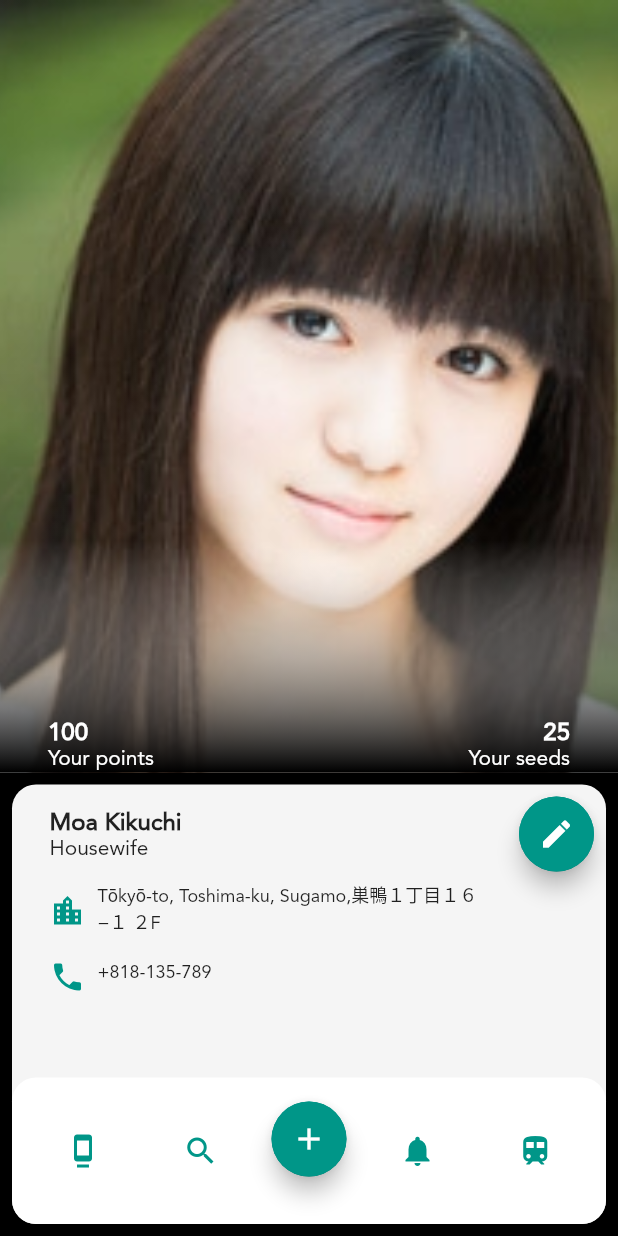
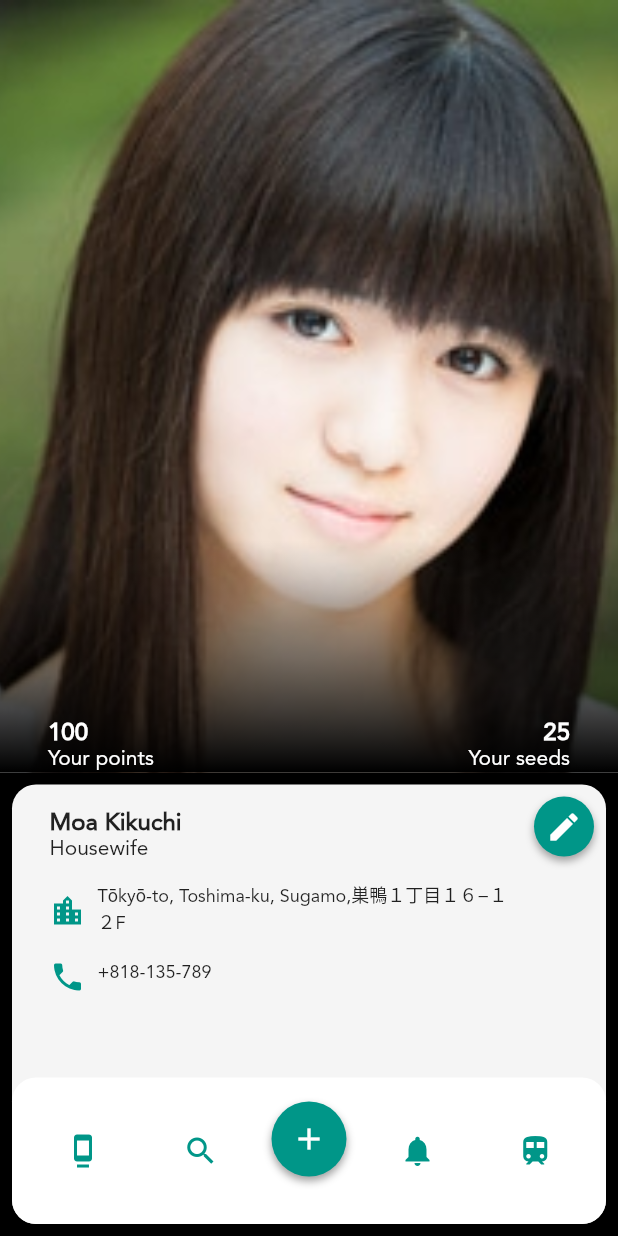
Before and after one commit to illukinati/padishea, a Flutter app: the LoginScreen screen opened by its route, after a tap on "Login", on a phone screen of 412 x 824 dp. Run offline on Flutter 3.47's test engine with Material 2 defaults, Android fonts, the phone set to English and light mode, and no system bars.

Commit message:
fix main screen and add history screen

```diff
--- a/lib/navigations/padishea_navigator.dart
+++ b/lib/navigations/padishea_navigator.dart
@@ -2,12 +2,14 @@ import 'package:flutter/material.dart';
 import 'package:padishea/screens/welcome_screen.dart';
 import 'package:padishea/screens/main_screen.dart';
 import 'package:padishea/screens/login_screen.dart';
+import 'package:padishea/screens/history_screen.dart';
 
 class PadisheaNavigator {
   static final routes = <String, WidgetBuilder>{
     '/welcome': (BuildContext context) => WelcomeScreen(),
     '/main': (BuildContext context) => MainScreen(),
     '/login': (BuildContext context) => LoginScreen(),
+    '/history': (BuildContext context) => HistoryScreen(),
   };
 
   static void goToWelcome(BuildContext context) {
@@ -16,10 +18,14 @@ class PadisheaNavigator {
   }
 
   static void gotoMain(BuildContext context) {
-    Navigator.pushNamed(context, '/main');
+    Navigator.of(context).pushNamed('/main');
   }
 
   static void goToLogin(BuildContext context){
-    Navigator.pushNamed(context, '/login');
+    Navigator.of(context).pushNamed('/login');
+  }
+
+  static void goTohistory(BuildContext context){
+    Navigator.of(context).pushNamed('/history');
   }
 }
--- a/lib/screens/login_screen.dart
+++ b/lib/screens/login_screen.dart
@@ -30,7 +30,7 @@ class _LoginScreenState extends State<LoginScreen> {
               child: new Column(
                 children: <Widget>[
                   new Container(
-                    margin: const EdgeInsets.fromLTRB(50.0, 20.0, 50.0, 20.0),
+                    margin: const EdgeInsets.fromLTRB(50.0, 0.0, 50.0, 10.0),
                     child: new TextFormField(
                       autofocus: false,
                       decoration: new InputDecoration(
@@ -59,7 +59,9 @@ class _LoginScreenState extends State<LoginScreen> {
                       obscureText: true,
                     ),
                   ),
-                  new Padding(
+                  new Hero(
+                    tag: 'btn-login',
+                    child: new Padding(
                       padding: const EdgeInsets.symmetric(vertical: 16.0),
                       child: new Material(
                         borderRadius: BorderRadius.circular(30.0),
@@ -80,6 +82,44 @@ class _LoginScreenState extends State<LoginScreen> {
                         ),
                       ),
                     ),
+                  ),
+                  new Center(
+                    child: new Row(
+                      children: <Widget>[
+                        new Expanded(
+                          flex: 1,
+                          child: new Container(),
+                        ),
+                        new Container(
+                          padding: const EdgeInsets.symmetric(horizontal: 8.0),
+                          child: new Image(
+                            image: AssetImage("assets/icon_fb.png"),
+                            width: 30.0,
+                            height: 30.0,
+                          ),
+                        ),
+                        new Container(
+                          padding: const EdgeInsets.symmetric(horizontal: 8.0),
+                            child: new Image(
+                              image: AssetImage("assets/icon_twitter.png"),
+                              width: 30.0,
+                              height: 30.0,
+                            )),
+                        new Container(
+                          padding: const EdgeInsets.symmetric(horizontal: 8.0),
+                          child: new Image(
+                            image: AssetImage("assets/icon_google.png"),
+                            width: 30.0,
+                            height: 30.0,
+                          ),
+                        ),
+                        new Expanded(
+                          flex: 1,
+                          child: new Container(),
+                        ),
+                      ],
+                    ),
+                  ),
                 ],
               ),
             )
--- a/lib/screens/main_screen.dart
+++ b/lib/screens/main_screen.dart
@@ -1,4 +1,5 @@
 import 'package:flutter/material.dart';
+import 'package:padishea/navigations/padishea_navigator.dart';
 
 class MainScreen extends StatefulWidget {
   @override
@@ -7,7 +8,7 @@ class MainScreen extends StatefulWidget {
 
 class _MainScreenState extends State<MainScreen> {
   Color gradientStart = Colors.black;
-  Color gradientEnd = Colors.white;
+  Color gradientEnd = Colors.transparent;
 
   @override
   Widget build(BuildContext context) {
@@ -15,9 +16,12 @@ class _MainScreenState extends State<MainScreen> {
       body: new Stack(
         fit: StackFit.expand,
         children: <Widget>[
-          new Image(
+          new Hero(
+            tag: 'coba',
+            child: new Image(
               image: new AssetImage("assets/moa.jpg"),
               fit: BoxFit.cover,
+            ),
           ),
           new Column(
             children: <Widget>[
@@ -28,7 +32,7 @@ class _MainScreenState extends State<MainScreen> {
                       gradient: new LinearGradient(
                           colors: [
                             gradientStart,
-                            gradientEnd.withOpacity(0.01)
+                            gradientEnd.withOpacity(0.0)
                           ],
                           begin: new FractionalOffset(0.5, 1.0),
                           end: new FractionalOffset(0.5, 0.0),
@@ -165,6 +169,8 @@ class _MainScreenState extends State<MainScreen> {
                             ),
                             new CircleButton(
                               icon: Icons.edit,
+                              width: 40.0,
+                              height: 40.0,
                             ),
                           ],
                         ),
@@ -181,9 +187,14 @@ class _MainScreenState extends State<MainScreen> {
                             children: <Widget>[
                               new Expanded(
                                 flex: 1,
+                                child: new GestureDetector(
                                   child: new Icon(
                                     Icons.dock,
                                     color: Colors.teal,
+                                  ),
+                                  onTap: () {
+                                    PadisheaNavigator.goTohistory(context);
+                                  },
                                 ),
                               ),
                               new Expanded(
@@ -194,8 +205,7 @@ class _MainScreenState extends State<MainScreen> {
                                 ),
                               ),
                               new CircleButton(
-                                icon: Icons.add,
-                              ),
+                                  icon: Icons.add, width: 50.0, height: 50.0),
                               new Expanded(
                                 flex: 1,
                                 child: new Icon(
@@ -228,8 +238,10 @@ class _MainScreenState extends State<MainScreen> {
 
 class CircleButton extends StatelessWidget {
   IconData icon;
+  double width;
+  double height;
 
-  CircleButton({this.icon});
+  CircleButton({this.icon, this.width, this.height});
   @override
   Widget build(BuildContext context) {
     return new Align(
@@ -237,21 +249,26 @@ class CircleButton extends StatelessWidget {
       child: new Container(
         alignment: Alignment.center,
         margin: const EdgeInsets.all(8.0),
-        width: 50.0,
-        height: 50.0,
-        decoration: new BoxDecoration(
-          shape: BoxShape.circle,
+        width: this.width,
+        height: this.height,
+        decoration: new ShapeDecoration(
+            shape: RoundedRectangleBorder(
+              borderRadius: BorderRadius.all(Radius.circular(100.0)),
+            ),
+            shadows: [
+              BoxShadow(
+                  color: Colors.grey, offset: Offset(0.0, 3.0), blurRadius: 4.0)
+            ],
+            color: Colors.teal),
+        child: new GestureDetector(
+          child: new Container(
             color: Colors.teal,
-        ),
-        child: new FloatingActionButton(
-          backgroundColor: Colors.teal,
-          foregroundColor: Colors.white,
             child: new Icon(
               this.icon,
+              color: Colors.white,
             ),
-          onPressed: () {
-            // TODO:
-          },
+          ),
+          onTap: () {},
         ),
       ),
     );
--- a/lib/screens/welcome_screen.dart
+++ b/lib/screens/welcome_screen.dart
@@ -42,7 +42,9 @@ class _WelcomeScreenState extends State<WelcomeScreen> {
             flex: 2,
             child: new Column(
               children: <Widget>[
-                new Padding(
+                new Hero(
+                  tag: 'btn-login',
+                  child: new Padding(
                     padding: const EdgeInsets.symmetric(vertical: 16.0),
                     child: new Material(
                       borderRadius: BorderRadius.circular(30.0),
@@ -59,6 +61,7 @@ class _WelcomeScreenState extends State<WelcomeScreen> {
                           'Login',
                           style: new TextStyle(
                               color: Colors.white, fontFamily: 'Avenir'),
+                        ),
                       ),
                     ),
                   ),
--- a/pubspec.yaml
+++ b/pubspec.yaml
@@ -31,6 +31,9 @@ flutter:
    - assets/logo.jpg
    - assets/moa.jpg
    - assets/cinta.jpeg
+   - assets/icon_fb.png
+   - assets/icon_google.png
+   - assets/icon_twitter.png
   fonts:
     - family: Avenir
       fonts:
```
Also changed, not shown: lib/screens/history_screen.dart (added, +59 -0 lines), assets/icon_fb.png (added), assets/icon_google.png (added), assets/icon_twitter.png (added). Lines whose indentation alone changed are shown as unchanged.
